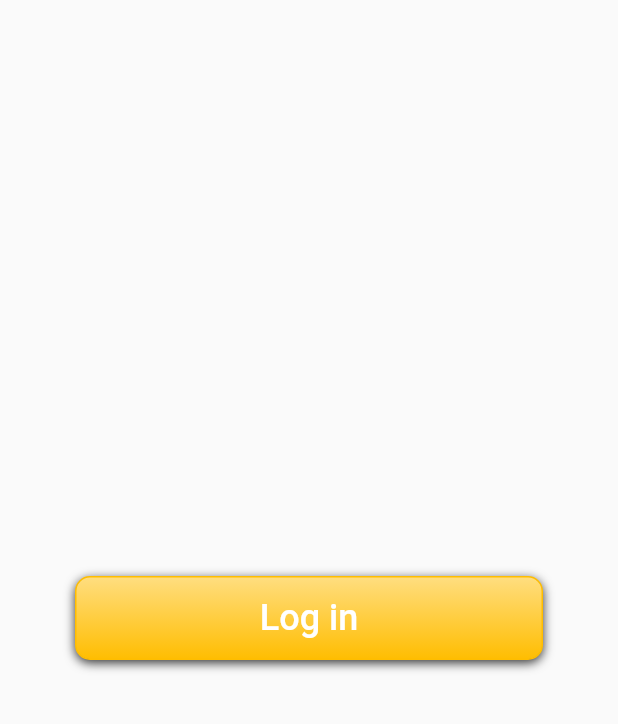
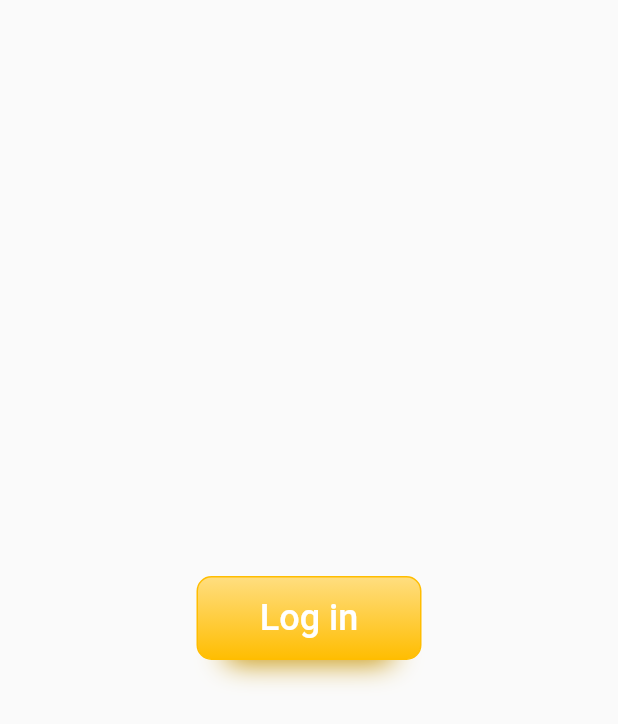
Before and after one commit to SokolovDmytr/my_projects, a Flutter app: the screen it shows after launch, on a phone screen of 412 x 824 dp. Shown: the top 724 px of the screen. Run offline on Flutter 3.47's test engine with Material 2 defaults, Android fonts, the light colour scheme and no system bars; our stand-ins replace flutter_redux, flutter_secure_storage, google_fonts, logger, redux; missing offline and left inert: flutter_redux_navigation, pedantic, redux_epics; project files that could hold a hidden picture were left out.

Commit message:
Add shadow for global button

```diff
--- a/lib/res/app_styles/app_shadows.dart
+++ b/lib/res/app_styles/app_shadows.dart
@@ -8,6 +8,17 @@ class AppShadows {
         color: AppColors.black80,
         blurRadius: 5,
         offset: Offset(0.0, 2.0),
+      ),
+    ];
+  }
+
+  static List<BoxShadow> get buttonOcreShadow {
+    return [
+      BoxShadow(
+        color: AppColors.ocre,
+        spreadRadius: -18.0,
+        blurRadius: 15.0,
+        offset: Offset(0.0, 20.0),
       ),
     ];
   }
--- a/lib/ui/global_widgets/global_button.dart
+++ b/lib/ui/global_widgets/global_button.dart
@@ -13,6 +13,7 @@ class GlobalButton extends StatefulWidget {
   final Color _color;
   final Image _icon;
   final List<BoxShadow> _shadows;
+  final Color _shadowColor;
   final Color _borderColor;
   final double _borderRadius;
 
@@ -27,6 +28,7 @@ class GlobalButton extends StatefulWidget {
     LinearGradient gradient,
     Color borderColor,
     List<BoxShadow> shadows,
+    Color shadowColor,
     Color color = AppColors.white,
     double borderRadius = 10.0,
   })  : _width = width,
@@ -38,6 +40,7 @@ class GlobalButton extends StatefulWidget {
         _color = color,
         _icon = icon,
         _shadows = shadows,
+        _shadowColor = shadowColor,
         _borderColor = borderColor,
         _borderRadius = borderRadius,
         super(key: key);
--- a/lib/ui/pages/main_page/main_page.dart
+++ b/lib/ui/pages/main_page/main_page.dart
@@ -24,14 +24,14 @@ class _MainPageState extends State<MainPage> {
       body: Center(
         child: GlobalButton(
           key: UniqueKey(),
-          width: 312.0,
+          width: 150.0,
           height: 56.0,
           text: 'Log in',
           fontText: AppFonts.normalMediumTextStyle,
           onTap: () {},
           gradient: AppGradient.wheatMarigoldGradient,
           borderColor: AppColors.marigold,
-          shadows: AppShadows.buttonBlackShadow,
+          shadows: AppShadows.buttonOcreShadow,
         ),
       ),
     );
```
